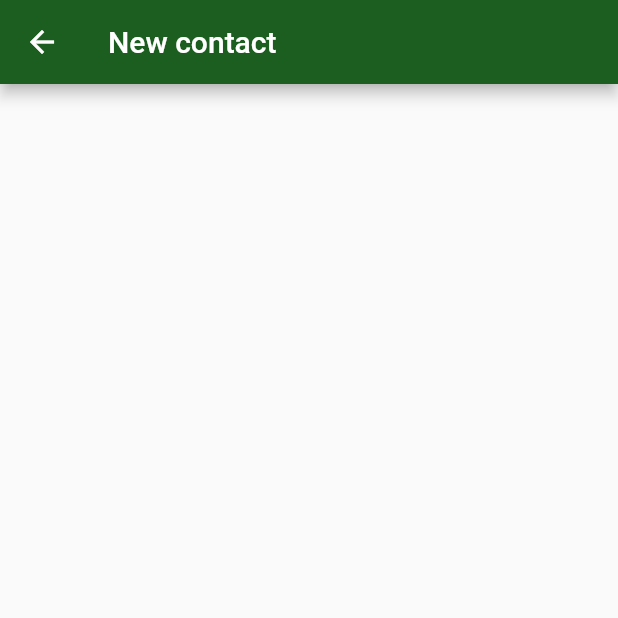
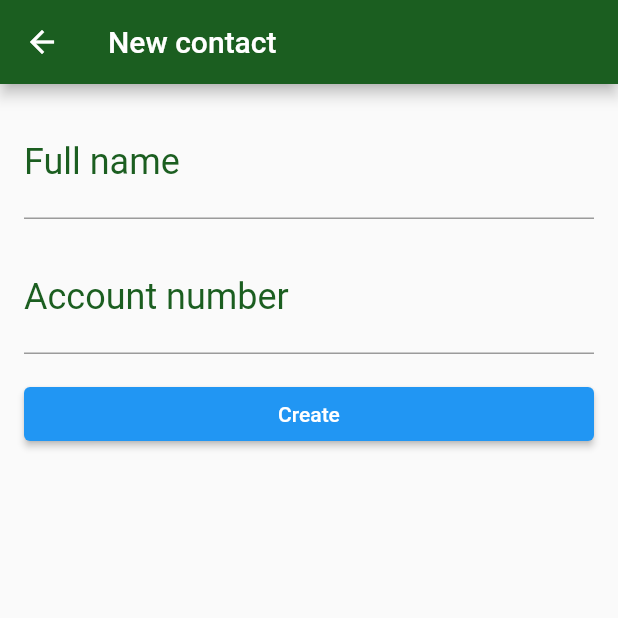
Before and after one commit to marcos-brs/bytebank-sqlite, a Flutter app: the ContactForm screen opened directly, on a phone screen of 412 x 824 dp, the top half of it. Run offline on Flutter 3.47's test engine with Material 2 defaults, Android fonts, the phone set to English and light mode, and no system bars.

Commit message:
make contact form screen layout

```diff
--- a/lib/screen/contact_form.dart
+++ b/lib/screen/contact_form.dart
@@ -10,6 +10,58 @@ class ContactForm extends StatelessWidget {
         title: const Text('New contact'),
         backgroundColor: Theme.of(context).primaryColor,
       ),
+      body: Padding(
+        padding: const EdgeInsets.all(16.0),
+        child: Column(
+          children: [
+            TextField(
+              decoration: InputDecoration(
+                labelText: 'Full name',
+                focusedBorder: UnderlineInputBorder(
+                  borderSide: BorderSide(
+                    color: Theme.of(context).primaryColor,
+                  ),
+                ),
+                labelStyle: TextStyle(
+                  color: Theme.of(context).primaryColor,
+                ),
+              ),
+              style: const TextStyle(
+                fontSize: 24.0,
+              ),
+              keyboardType: TextInputType.name,
+            ),
+            Padding(
+              padding: const EdgeInsets.only(top: 16.0),
+              child: TextField(
+                decoration: InputDecoration(
+                  labelText: 'Account number',
+                  focusedBorder: UnderlineInputBorder(
+                    borderSide: BorderSide(
+                      color: Theme.of(context).primaryColor,
+                    ),
+                  ),
+                  labelStyle: TextStyle(
+                    color: Theme.of(context).primaryColor,
+                  ),
+                ),
+                style: const TextStyle(fontSize: 24.0),
+                keyboardType: TextInputType.number,
+              ),
+            ),
+            Padding(
+              padding: const EdgeInsets.only(top: 16.0),
+              child: SizedBox(
+                width: double.maxFinite,
+                child: ElevatedButton(
+                  onPressed: () {},
+                  child: const Text('Create'),
+                ),
+              ),
+            ),
+          ],
+        ),
+      ),
     );
   }
 }
```
